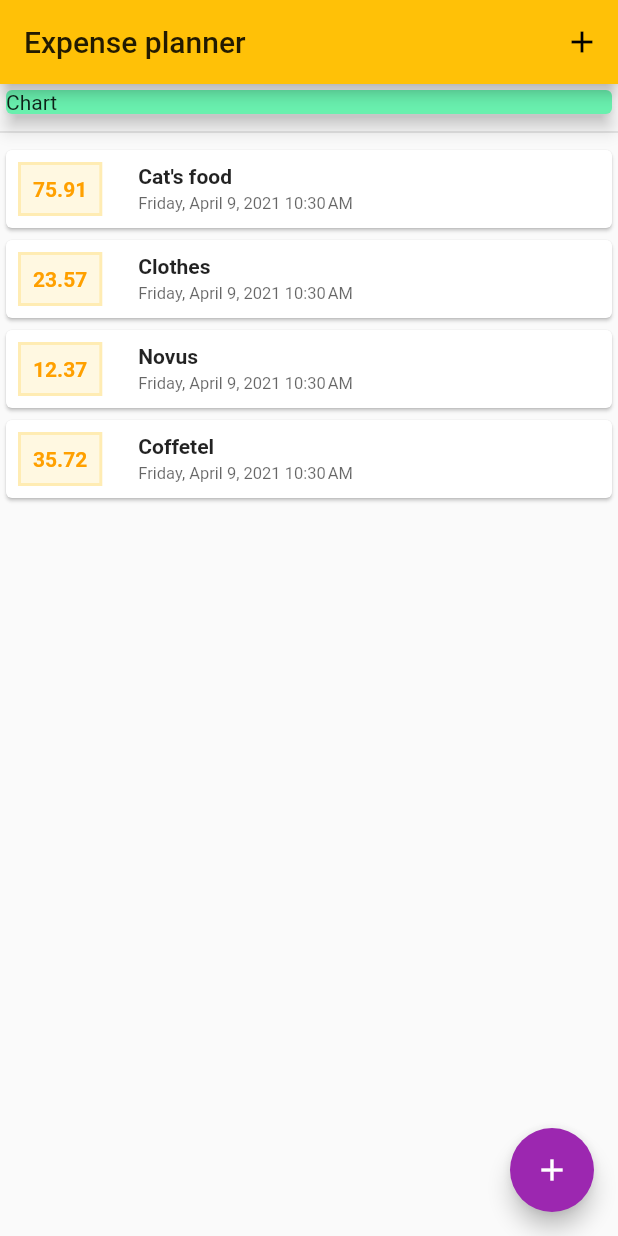
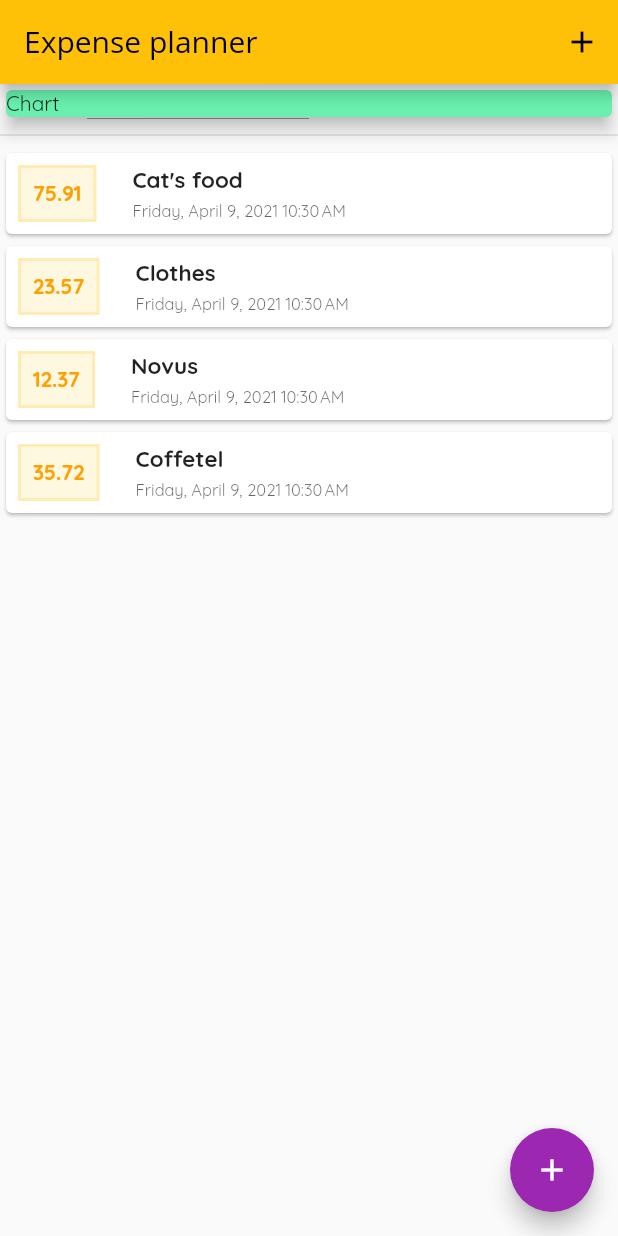
Before and after one commit to tinkooladik/flutter_expense_planner, a Flutter app: the screen it shows after launch, on a phone screen of 412 x 824 dp. Run offline on Flutter 3.47's test engine with Material 2 defaults, Android fonts, the phone set to English and light mode, and no system bars.

Commit message:
added fonts

```diff
--- a/lib/main.dart
+++ b/lib/main.dart
@@ -19,6 +19,16 @@ class MyApp extends StatelessWidget {
           theme: ThemeData(
             primarySwatch: Colors.amber,
             accentColor: Colors.purple,
+            fontFamily: 'Quicksand',
+            appBarTheme: AppBarTheme(
+              textTheme: ThemeData.light().textTheme.copyWith(
+                    title: TextStyle(
+                      fontFamily: 'OpenSans',
+                      fontSize: 20,
+                      color: Colors.black,
+                    ),
+                  ),
+            ),
           ),
           home: HomePage()),
     );
--- a/lib/widgets/transactions/transaction_list.dart
+++ b/lib/widgets/transactions/transaction_list.dart
@@ -62,10 +62,10 @@ class _TransactionItem extends StatelessWidget {
                 children: <Widget>[
                   Text(
                     transaction.title,
-                    style: TextStyle(
-                      fontWeight: FontWeight.bold,
-                      color: Colors.black87,
-                    ),
+                    style: Theme.of(context).textTheme.title.copyWith(
+                          fontWeight: FontWeight.bold,
+                          fontSize: 15,
+                        ),
                   ),
                   Container(
                     margin: const EdgeInsets.only(top: 4),
```
Also changed, not shown: pubspec.yaml (+12 -0 lines), assets/fonts/OpenSans-Bold.ttf (added), assets/fonts/OpenSans-Regular.ttf (added), assets/fonts/Quicksand-Bold.ttf (added), assets/fonts/Quicksand-Light.ttf (added), assets/fonts/Quicksand-Medium.ttf (added), assets/fonts/Quicksand-Regular.ttf (added).
